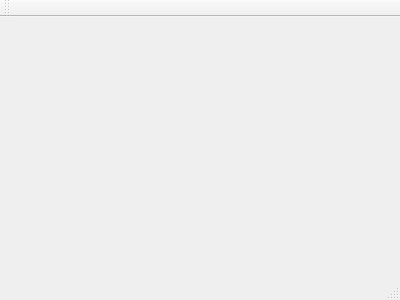
Above: mainwindow.ui from dyoshizawa/QtTest before the change. Below: the same form after it.
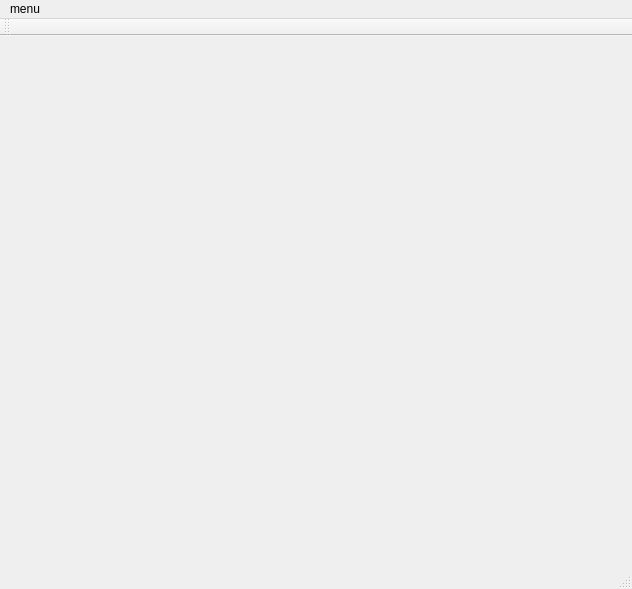
That is the form after the change.

What changed in the file:
```diff
--- a/mainwindow.ui
+++ b/mainwindow.ui
@@ -1,24 +1,51 @@
 <ui version="4.0">
  <class>MainWindow</class>
- <widget class="QMainWindow" name="MainWindow" >
-  <property name="geometry" >
+ <widget class="QMainWindow" name="MainWindow">
+  <property name="geometry">
    <rect>
     <x>0</x>
     <y>0</y>
-    <width>400</width>
-    <height>300</height>
+    <width>632</width>
+    <height>589</height>
    </rect>
   </property>
   <property name="windowTitle" >
    <string>MainWindow</string>
   </property>
-  <widget class="QMenuBar" name="menuBar" />
-  <widget class="QToolBar" name="mainToolBar" />
-  <widget class="QWidget" name="centralWidget" />
-  <widget class="QStatusBar" name="statusBar" />
+  <widget class="QWidget" name="centralWidget"/>
+  <widget class="QMenuBar" name="menuBar">
+   <property name="geometry">
+    <rect>
+     <x>0</x>
+     <y>0</y>
+     <width>632</width>
+     <height>22</height>
+    </rect>
+   </property>
+   <widget class="QMenu" name="menumenu">
+    <property name="title">
+     <string>menu</string>
+    </property>
+    <addaction name="actionfile"/>
+   </widget>
+   <addaction name="menumenu"/>
+  </widget>
+  <widget class="QToolBar" name="mainToolBar">
+   <attribute name="toolBarArea">
+    <enum>TopToolBarArea</enum>
+   </attribute>
+   <attribute name="toolBarBreak">
+    <bool>false</bool>
+   </attribute>
+  </widget>
+  <widget class="QStatusBar" name="statusBar"/>
+  <action name="actionfile">
+   <property name="text">
+    <string>file</string>
+   </property>
+  </action>
  </widget>
- <layoutDefault spacing="6" margin="11" />
- <pixmapfunction></pixmapfunction>
+ <layoutdefault spacing="6" margin="11"/>
  <resources/>
  <connections/>
 </ui>
```
Left out of the diff: 3 changed lines with no effect on the pictures.
